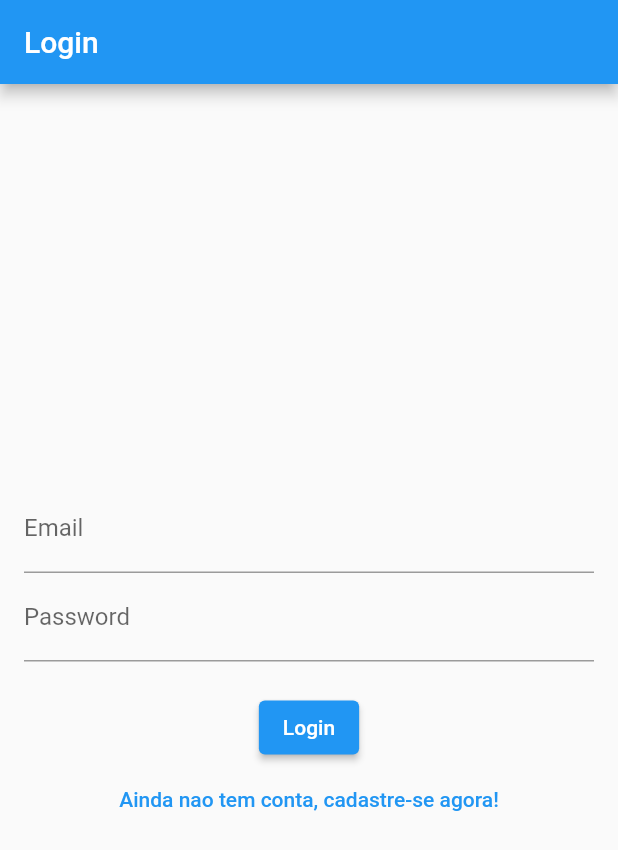
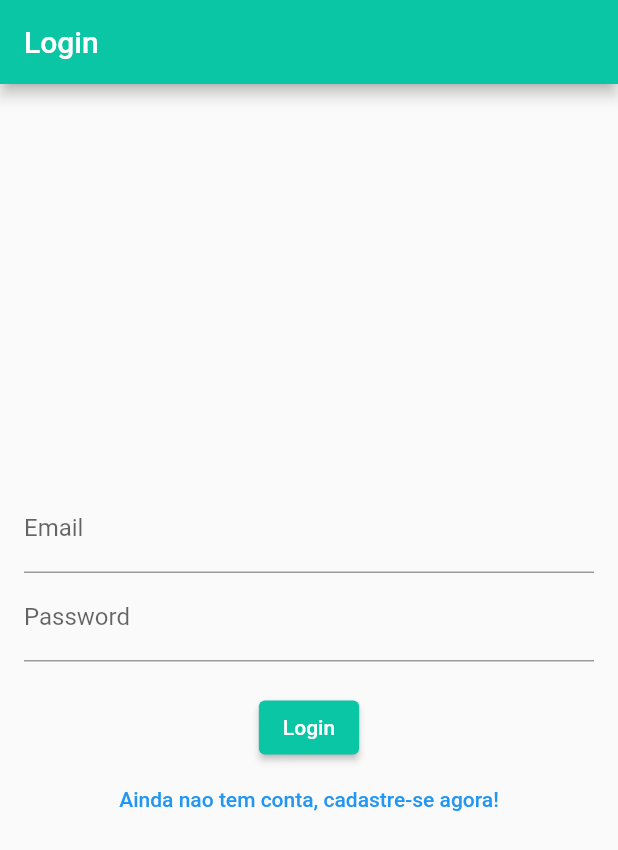
Before and after one commit to Carlos-Menezes94/AppGetClients, a Flutter app: the screen it shows after launch, on a phone screen of 412 x 824 dp. Shown: the top 850 px of the screen. Run offline on Flutter 3.47's test engine with Material 2 defaults, Android fonts, the light colour scheme and no system bars; our stand-ins replace dartz, dio, firebase_auth, firebase_core, flutter_svg, get_it and 2 more; accounts and stored records are empty.

Commit message:
[style] Changing the color of the button and appbar on the login view

```diff
--- a/lib/app/presentation/pages/login_page.dart
+++ b/lib/app/presentation/pages/login_page.dart
@@ -23,13 +23,12 @@ class LoginPageState extends State<LoginPage> {
 
   ClientsControler controller = GetIt.I.get<ClientsControler>();
 
-
-
   @override
   Widget build(BuildContext context) {
     return RxBuilder(builder: (context) {
       return Scaffold(
         appBar: AppBar(
+          backgroundColor: Color(0xff0bc6a5),
           title: Text(controller.store.actionButton.value!),
         ),
         body: Center(
@@ -85,9 +84,13 @@ class LoginPageState extends State<LoginPage> {
                   ),
                   RxBuilder(builder: (context) {
                     if (controller.store.state.value.isLoading()) {
-                    return  CircularProgressIndicator();
+                      return CircularProgressIndicator();
                     }
                     return ElevatedButton(
+                      style: ButtonStyle(
+                        backgroundColor:
+                            MaterialStateProperty.all(Color(0xff0bc6a5)),
+                      ),
                       onPressed: () {
                         if (controller.store.isLogin) {
                           controller.login(context);
```
